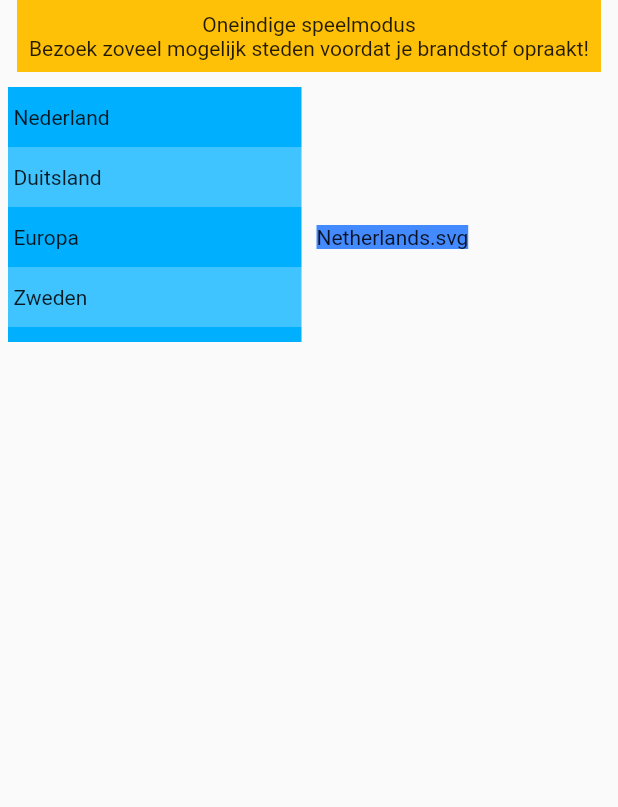
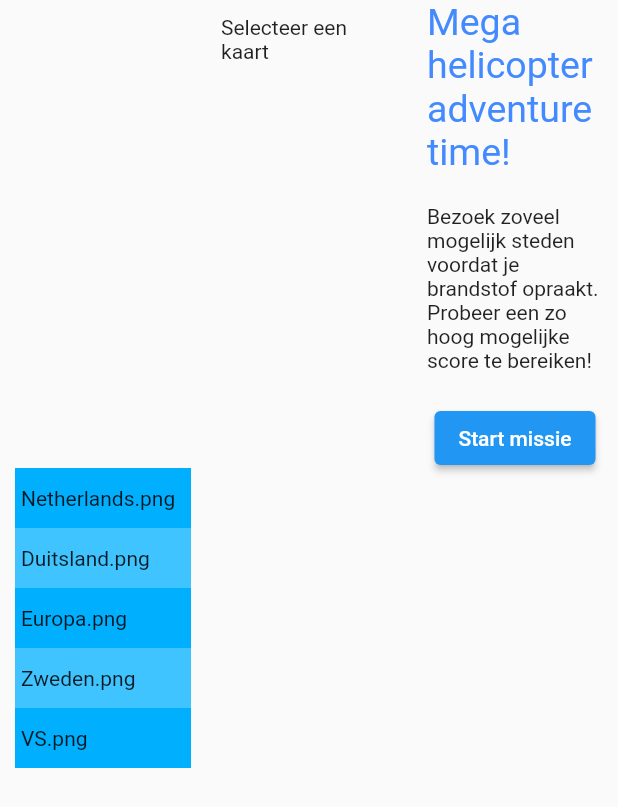
Before and after one commit to MstrShine/OOSE-EduCopter, a Flutter app: the AvailableMaps widget shown alone on an empty page, opened directly, on a phone screen of 412 x 824 dp. Shown: the top 807 px of the screen. Run offline on Flutter 3.47's test engine with Material 2 defaults, Android fonts, the phone set to English and light mode, and no system bars; our stand-ins replace csv; Roboto replaces fonts that are missing (Comic Sans).

Commit message:
select_activity overhaul

```diff
--- a/Code/educopter_frontend/lib/select_activity/model/dummy_data.dart
+++ b/Code/educopter_frontend/lib/select_activity/model/dummy_data.dart
@@ -2,24 +2,42 @@
 import 'package:educopter_frontend/select_activity/model/worldmap.dart';
 
 final List<Mission> availableMissions = [
+  Mission(missionId: 12, mapName: 'Nederland', missionDescription: 'Beginner'),
+  Mission(missionId: 13, mapName: 'Nederland', missionDescription: 'Uitdaging'),
   Mission(
-        missionId: 12, mapName: 'Nederland', missionDescription: 'Inkomertje'),
-    Mission(
-        missionId: 13, mapName: 'Nederland', missionDescription: 'Uitdaging'),
-    Mission(
-        missionId: 14, mapName: 'Duitsland', missionDescription: 'Inkomertje'),
-    Mission(
-        missionId: 15, mapName: 'Duitsland', missionDescription: 'Uitdaging'),
+      missionId: 14, mapName: 'Duitsland', missionDescription: 'Grote steden'),
+  Mission(missionId: 15, mapName: 'Duitsland', missionDescription: 'Uitdaging'),
   Mission(
       missionId: 17,
       mapName: 'Europa',
       missionDescription: 'Speciaal voor jou'),
+  Mission(
+      missionId: 18,
+      mapName: 'Verenigd Koninkrijk',
+      missionDescription: 'Beginner'),
+  Mission(
+      missionId: 19,
+      mapName: 'Scandinavië',
+      missionDescription: 'Heel erg moeilijk!'),
+  Mission(missionId: 20, mapName: 'Afrika', missionDescription: 'Hoofdsteden'),
+  Mission(missionId: 12, mapName: 'België', missionDescription: 'Beginner'),
+  Mission(missionId: 13, mapName: 'Ijsland', missionDescription: 'Uitdaging'),
+  Mission(
+      missionId: 14,
+      mapName: 'Zwitserland',
+      missionDescription: 'Grote steden'),
+  Mission(missionId: 15, mapName: 'Polen', missionDescription: 'Uitdaging'),
 ];
 
 final List<Worldmap> availableWorldmaps = [
-    Worldmap(mapId: 1, mapName: 'Nederland', mapLocation: 'Netherlands.svg'),
-    Worldmap(mapId: 2, mapName: 'Duitsland', mapLocation: 'Duitsland.svg'),
-    Worldmap(mapId: 3, mapName: 'Europa', mapLocation: 'Europa.svg'),
-    Worldmap(mapId: 4, mapName: 'Zweden', mapLocation: 'Zweden.svg'),
-    Worldmap(mapId: 5, mapName: 'Verenigde Staten', mapLocation: 'VS.svg'),
+  Worldmap(mapId: 1, mapName: 'Nederland', mapLocation: 'Netherlands.png'),
+  Worldmap(mapId: 2, mapName: 'Duitsland', mapLocation: 'Duitsland.png'),
+  Worldmap(mapId: 3, mapName: 'Europa', mapLocation: 'Europa.png'),
+  Worldmap(mapId: 4, mapName: 'Zweden', mapLocation: 'Zweden.png'),
+  Worldmap(mapId: 5, mapName: 'Verenigde Staten', mapLocation: 'VS.png'),
+  Worldmap(mapId: 6, mapName: 'Ijsland', mapLocation: 'Ijsland.png'),
+  Worldmap(mapId: 7, mapName: 'Polen', mapLocation: 'Polen.png'),
+  Worldmap(mapId: 8, mapName: 'Verenigd Koninkrijk', mapLocation: 'VK.png'),
+  Worldmap(mapId: 9, mapName: 'Noorwegen', mapLocation: 'Noorwegen.png'),
+  Worldmap(mapId: 10, mapName: 'België', mapLocation: 'Belgie.png'),
 ];
--- a/Code/educopter_frontend/lib/select_activity/view/available_maps.dart
+++ b/Code/educopter_frontend/lib/select_activity/view/available_maps.dart
@@ -1,9 +1,9 @@
+import 'package:educopter_frontend/select_activity/model/dummy_data.dart';
 import 'package:educopter_frontend/select_activity/model/worldmap.dart';
 import 'package:flutter/material.dart';
 
 class AvailableMaps extends StatefulWidget {
   const AvailableMaps({super.key, required this.availableWorldmaps});
-
   final List<Worldmap> availableWorldmaps;
 
   @override
@@ -11,36 +11,17 @@ class AvailableMaps extends StatefulWidget {
 }
 
 class _AvailableMapsState extends State<AvailableMaps> {
-  int selectedIndex = 0;
+  int selectedIndex = -1;
   final yourScrollController = ScrollController();
 
   @override
   Widget build(BuildContext context) {
-    return Column(
+    return Row(
       children: [
-        Container(
-          color: Colors.amber,
-          child: Padding(
-            padding: const EdgeInsets.all(8.0),
-            child: Column(
-              // ignore: prefer_const_literals_to_create_immutables
-              children: [
-                Text('Oneindige speelmodus'),
-                Text('Bezoek zoveel mogelijk steden voordat je brandstof opraakt!'),
-              ],
-            ),
-          ),
-        ),
-        Row(
-          children: [
-            Flexible(
-              child: Padding(
-                padding: const EdgeInsets.fromLTRB(5, 10, 5, 10),
-                child: Column(
-                  children: [
-                    ConstrainedBox(
-                      constraints:
-                          BoxConstraints(maxWidth: 340, maxHeight: 170),
+        SizedBox(width: 10),
+        Expanded(
+          child: ConstrainedBox(
+            constraints: BoxConstraints(maxWidth: 340, maxHeight: 200),
             child: Scrollbar(
               controller: yourScrollController,
               child: ListView.builder(
@@ -49,16 +30,14 @@ class _AvailableMapsState extends State<AvailableMaps> {
                 itemBuilder: ((context, index) {
                   return GestureDetector(
                     onTap: () {
-                                selectedIndex = index;
-                                setState(() {
-                                  selectedIndex = index;
-                                });
                       setState(() {
                         selectedIndex = index;
                       });
                     },
                     child: Container(
-                                color: (index % 2 == 0)
+                      color: (index == selectedIndex)
+                          ? Colors.red
+                          : (index % 2 == 0)
                               ? Colors.lightBlueAccent[400]
                               : Colors.lightBlueAccent[200],
                       height: 40,
@@ -66,8 +45,7 @@ class _AvailableMapsState extends State<AvailableMaps> {
                         padding: const EdgeInsets.all(4.0),
                         child: Row(
                           children: [
-                                      Text(widget
-                                          .availableWorldmaps[index].mapName),
+                            Text(availableWorldmaps[index].mapLocation),
                           ],
                         ),
                       ),
@@ -77,30 +55,50 @@ class _AvailableMapsState extends State<AvailableMaps> {
               ),
             ),
           ),
+        ),
+        SizedBox(width: 20),
+        Expanded(
+          child: Column(
+            // ignore: prefer_const_literals_to_create_immutables
+            children: [
+              SizedBox(height: 10),
+              ConstrainedBox(
+                constraints: BoxConstraints(maxWidth: 400, maxHeight: 300),
+                child: (selectedIndex != -1)
+                    ? Container(
+                        decoration: BoxDecoration(
+                            image: DecorationImage(
+                                image: AssetImage(widget
+                                    .availableWorldmaps[selectedIndex]
+                                    .mapLocation),
+                                fit: BoxFit.cover)),
+                      )
+                    : Text("Selecteer een kaart"),
+              ),
+              SizedBox(height: 10)
             ],
           ),
         ),
-            ),
-            Flexible(
-              child: Padding(
-                padding: const EdgeInsets.fromLTRB(5, 10, 5, 10),
+        SizedBox(width: 20),
+        Expanded(
           child: Column(
-                  // ignore: prefer_const_literals_to_create_immutables
             children: [
-                    SizedBox(height: 30),
-                    Container(
+              Text(
+                  style: TextStyle(
+                      fontSize: 25,
                       color: Colors.blueAccent,
-                        child: ConstrainedBox(
-                            constraints:
-                                BoxConstraints(maxWidth: 340, maxHeight: 270),
-                            child: Text(widget.availableWorldmaps[selectedIndex]
-                                .mapLocation)))
+                      fontFamily: 'Comic Sans'),
+                  'Mega helicopter adventure time!'),
+              SizedBox(height: 20),
+              Text(
+                  'Bezoek zoveel mogelijk steden voordat je brandstof opraakt.'),
+              Text('Probeer een zo hoog mogelijke score te bereiken!'),
+              SizedBox(height: 20),
+              ElevatedButton(onPressed: (() {}), child: Text('Start missie')),
             ],
           ),
         ),
-            ),
-          ],
-        ),
+        SizedBox(width: 10)
       ],
     );
   }
```
Also changed, not shown: Code/educopter_frontend/lib/create_mission/view/create_mission.dart (+16 -16 lines), Code/educopter_frontend/lib/login/view/login.dart (+3 -5 lines), Code/educopter_frontend/lib/select_activity/view/available_missions.dart (+22 -19 lines), Code/educopter_frontend/lib/select_activity/view/select_activity.dart (+11 -14 lines), Code/educopter_frontend/lib/select_activity/view/teacher_activity_options.dart (+7 -6 lines), Code/educopter_frontend/assets/Belgie.png (added), Code/educopter_frontend/assets/Duitsland.png (added), Code/educopter_frontend/assets/Europa.png (added), Code/educopter_frontend/assets/Ijsland.png (added), Code/educopter_frontend/assets/Netherlands.png (added), Code/educopter_frontend/assets/Noorwegen.png (added), Code/educopter_frontend/assets/VK.png (added), Code/educopter_frontend/assets/VS.png (added), Code/educopter_frontend/assets/Zweden.png (added), 1 other file. Lines whose indentation alone changed are shown as unchanged.
